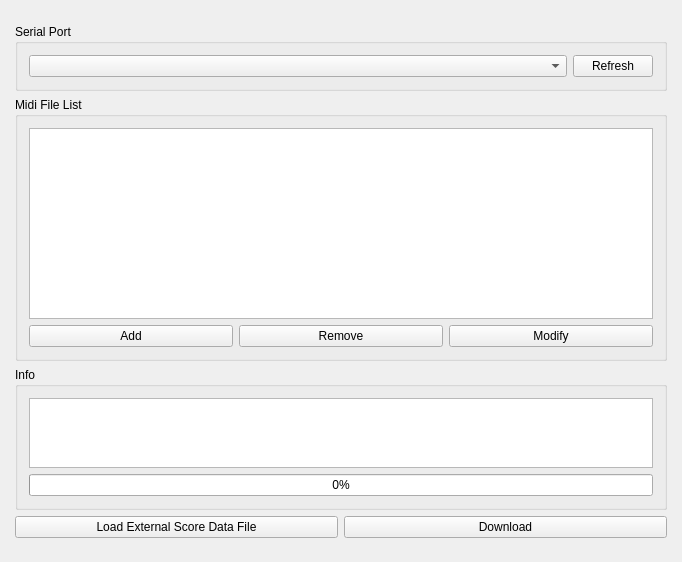
Above: qt-project/mainwindow.ui from eeyrw/midi-to-hex-qt before the change. Below: the same form after it.
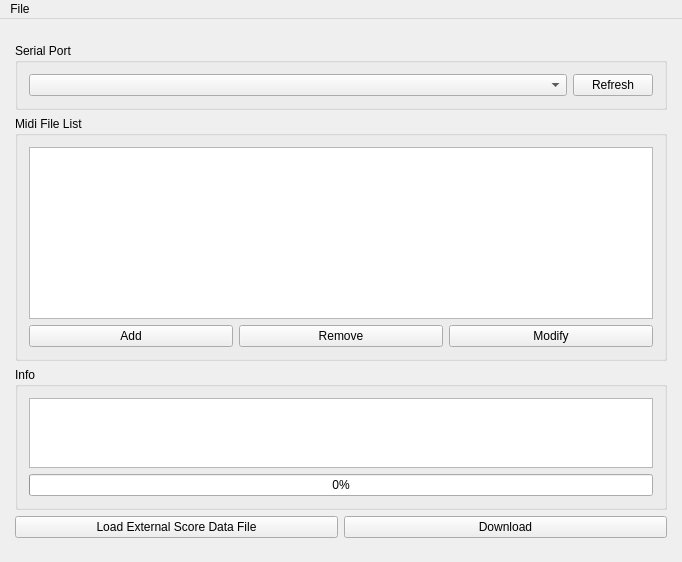
That is the form after the change. Custom widgets are drawn as their Qt base class.

Patch:
```diff
--- a/qt-project/mainwindow.ui
+++ b/qt-project/mainwindow.ui
@@ -235,6 +235,24 @@
     </item>
    </layout>
   </widget>
+  <widget class="QMenuBar" name="menuBar">
+   <property name="geometry">
+    <rect>
+     <x>0</x>
+     <y>0</y>
+     <width>682</width>
+     <height>17</height>
+    </rect>
+   </property>
+   <widget class="QMenu" name="menuFile">
+    <property name="title">
+     <string>File</string>
+    </property>
+    <addaction name="actionOpen_score_package"/>
+    <addaction name="actionSave_score_package"/>
+   </widget>
+   <addaction name="menuFile"/>
+  </widget>
   <action name="actionOpen">
    <property name="text">
     <string>Open</string>
```
Left out of the diff: 16 changed lines with no effect on the pictures.
